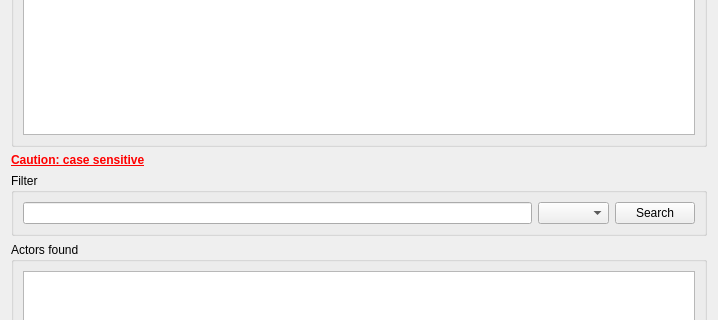
Qt form pordb_darsteller_korrigieren.ui (hwmay/pordb) before a commit; both pictures show x 0 to 718 and y 186 to 506 of the 718 by 788 pixel window.
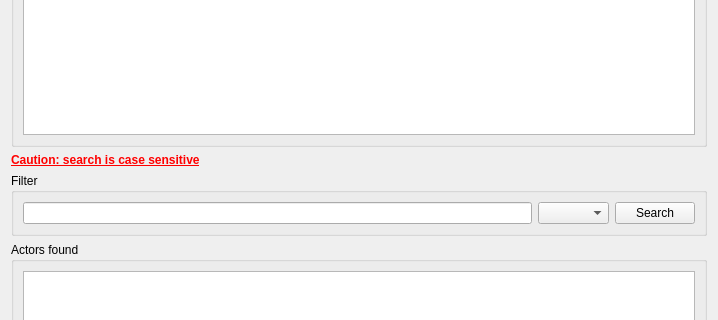
The same form after that commit. Icons and pictures are not drawn.

Patch:
```diff
--- a/pordb_darsteller_korrigieren.ui
+++ b/pordb_darsteller_korrigieren.ui
@@ -57,7 +57,7 @@
 &lt;html&gt;&lt;head&gt;&lt;meta name=&quot;qrichtext&quot; content=&quot;1&quot; /&gt;&lt;style type=&quot;text/css&quot;&gt;
 p, li { white-space: pre-wrap; }
 &lt;/style&gt;&lt;/head&gt;&lt;body style=&quot; font-family:'Sans Serif'; font-size:9pt; font-weight:600; font-style:normal;&quot;&gt;
-&lt;p style=&quot; margin-top:0px; margin-bottom:0px; margin-left:0px; margin-right:0px; -qt-block-indent:0; text-indent:0px;&quot;&gt;&lt;span style=&quot; color:#ff0000;&quot;&gt;Caution: case sensitive&lt;/span&gt;&lt;/p&gt;&lt;/body&gt;&lt;/html&gt;</string>
+&lt;p style=&quot; margin-top:0px; margin-bottom:0px; margin-left:0px; margin-right:0px; -qt-block-indent:0; text-indent:0px;&quot;&gt;&lt;span style=&quot; color:#ff0000;&quot;&gt;Caution: search is case sensitive&lt;/span&gt;&lt;/p&gt;&lt;/body&gt;&lt;/html&gt;</string>
        </property>
       </widget>
      </item>
```
Left out of the diff: 9 changed lines with no effect on the pictures.
